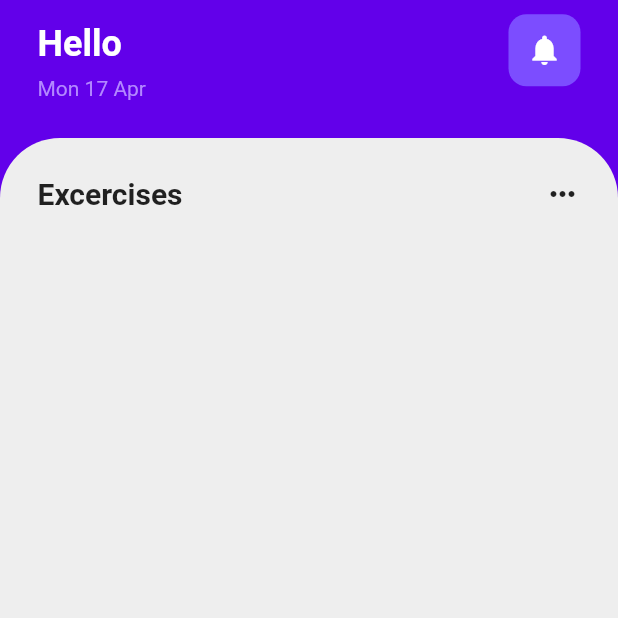
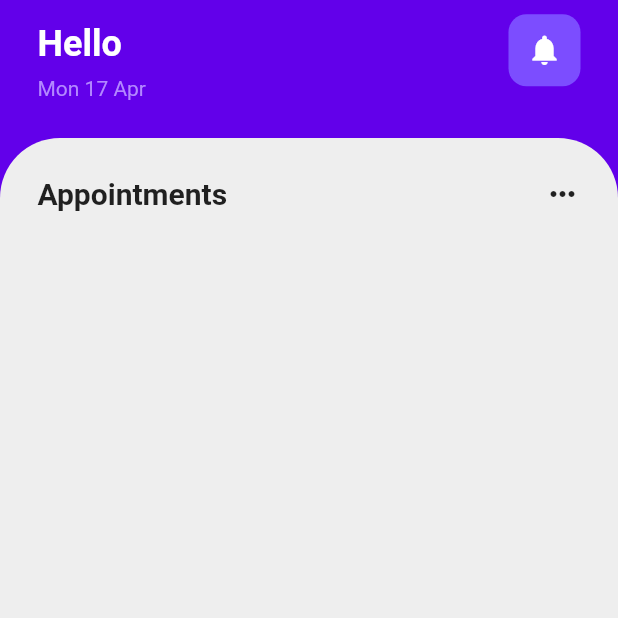
Before and after one commit to VSR-Final/Final-Year-Project, a Flutter app: the PatientHome screen opened directly with empty values, on a phone screen of 412 x 824 dp, the top half of it. Run offline on Flutter 3.47's test engine with Material 2 defaults, Android fonts, the phone set to English and light mode, and no system bars; our stand-ins replace cached_network_image, cloud_firestore, file_picker, firebase_auth, firebase_core, firebase_database and 7 more; missing offline and left inert: emailjs, syncfusion_flutter_core; accounts and stored records are empty.

```diff
--- a/lib/pages/patient_home.dart
+++ b/lib/pages/patient_home.dart
@@ -96,7 +96,7 @@ class _PatientHomeState extends State<PatientHome> {
                           mainAxisAlignment: MainAxisAlignment.spaceBetween,
                           children: [
                             Text(
-                              'Excercises',
+                              'Appointments',
                               style: TextStyle(
                                 fontWeight: FontWeight.bold,
                                 fontSize: 20,
```
Also changed, not shown: lib/pages/upload_page.dart (+6 -3 lines).
